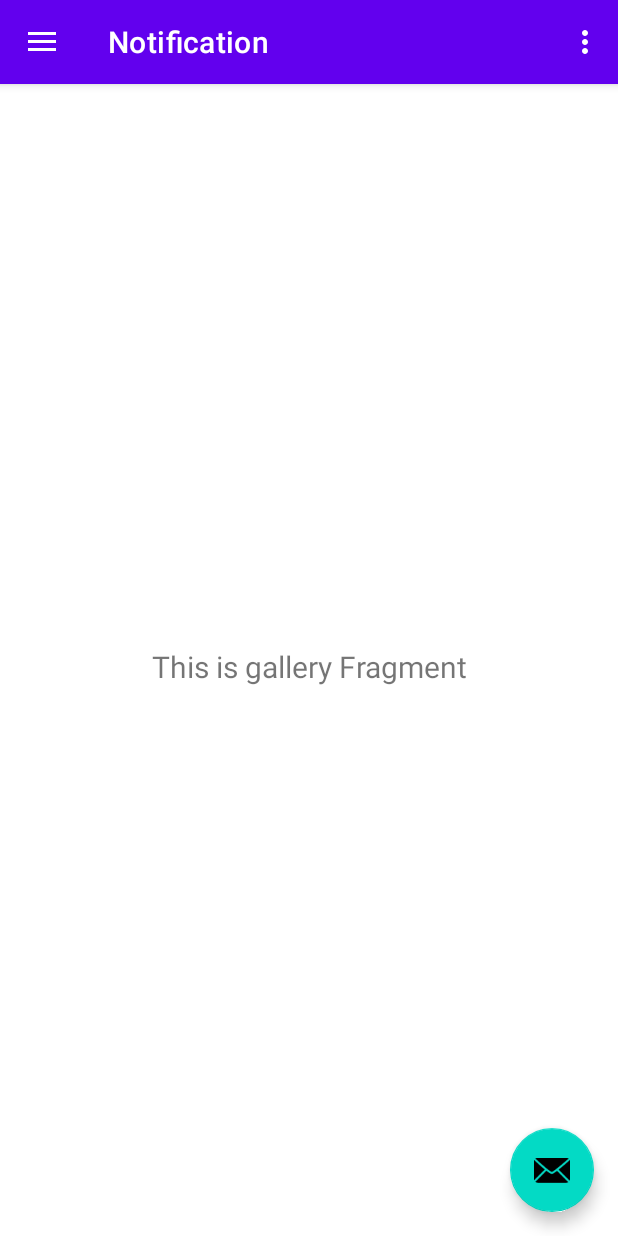
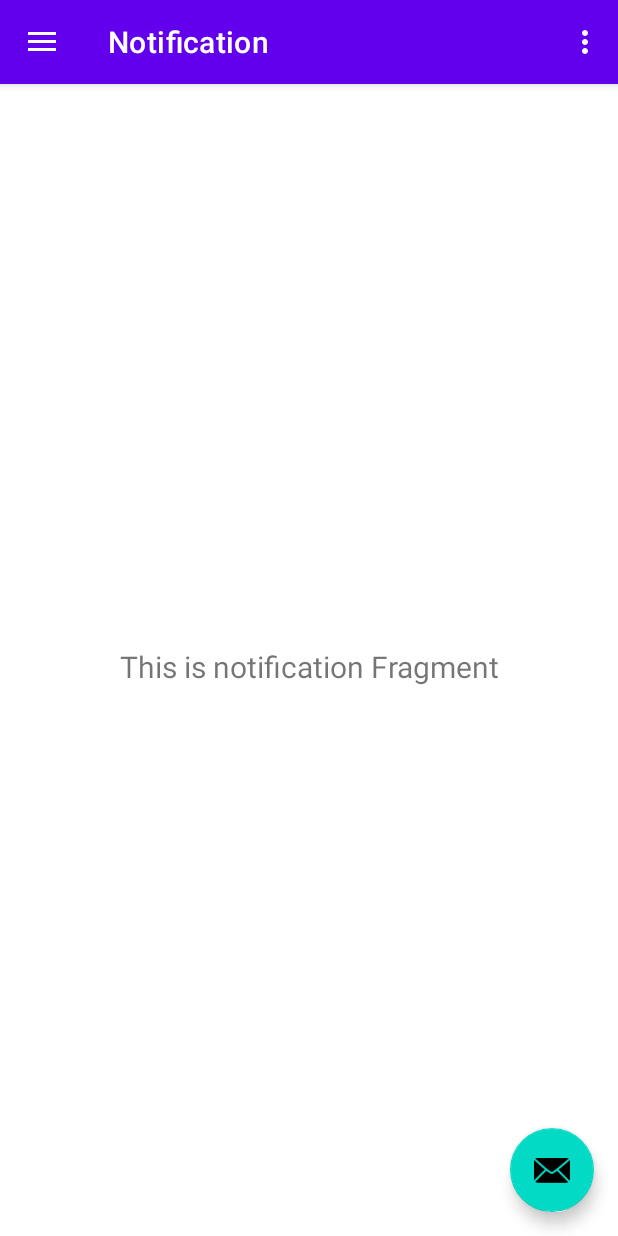
Before and after one commit to PancakesLmao/Project-Management-App, an Android app: the screen it shows after launch (MainActivity), in the side drawer, after a tap on "Notification", on a phone screen of 412 x 824 dp. Run offline under Robolectric (Android 15) with nearby library versions, the phone set to English and light mode, and no system bars; our stand-ins replace navigation-ui.

Commit message:
refactor items 2

```diff
--- a/app/src/main/java/com/example/projectmanagement/MainActivity.kt
+++ b/app/src/main/java/com/example/projectmanagement/MainActivity.kt
@@ -38,7 +38,7 @@ class MainActivity : AppCompatActivity() {
         // menu should be considered as top level destinations.
         appBarConfiguration = AppBarConfiguration(
             setOf(
-                R.id.nav_home, R.id.nav_gallery, R.id.nav_slideshow
+                R.id.nav_home, R.id.nav_notification, R.id.nav_projects
             ), drawerLayout
         )
         setupActionBarWithNavController(navController, appBarConfiguration)
--- a/app/src/main/java/com/example/projectmanagement/ui/notification/NotificationViewModel.kt
+++ b/app/src/main/java/com/example/projectmanagement/ui/notification/NotificationViewModel.kt
@@ -7,7 +7,7 @@ import androidx.lifecycle.ViewModel
 class NotificationViewModel : ViewModel() {
 
     private val _text = MutableLiveData<String>().apply {
-        value = "This is gallery Fragment"
+        value = "This is notification Fragment"
     }
     val text: LiveData<String> = _text
 }
--- a/app/src/main/java/com/example/projectmanagement/ui/projects/ProjectsViewModel.kt
+++ b/app/src/main/java/com/example/projectmanagement/ui/projects/ProjectsViewModel.kt
@@ -7,7 +7,7 @@ import androidx.lifecycle.ViewModel
 class ProjectsViewModel : ViewModel() {
 
     private val _text = MutableLiveData<String>().apply {
-        value = "This is slideshow Fragment"
+        value = "This is projects Fragment"
     }
     val text: LiveData<String> = _text
 }
--- a/app/src/main/res/menu/activity_main_drawer.xml
+++ b/app/src/main/res/menu/activity_main_drawer.xml
@@ -9,11 +9,11 @@
             android:icon="@drawable/ic_menu_camera"
             android:title="@string/menu_home" />
         <item
-            android:id="@+id/nav_gallery"
+            android:id="@+id/nav_notification"
             android:icon="@drawable/ic_menu_gallery"
             android:title="@string/menu_notification" />
         <item
-            android:id="@+id/nav_slideshow"
+            android:id="@+id/nav_projects"
             android:icon="@drawable/ic_menu_slideshow"
             android:title="@string/menu_projects" />
     </group>
--- a/app/src/main/res/navigation/mobile_navigation.xml
+++ b/app/src/main/res/navigation/mobile_navigation.xml
@@ -12,13 +12,13 @@
         tools:layout="@layout/fragment_home" />
 
     <fragment
-        android:id="@+id/nav_gallery"
+        android:id="@+id/nav_notification"
         android:name="com.example.projectmanagement.ui.notification.NotificationFragment"
         android:label="@string/menu_notification"
         tools:layout="@layout/fragment_notification" />
 
     <fragment
-        android:id="@+id/nav_slideshow"
+        android:id="@+id/nav_projects"
         android:name="com.example.projectmanagement.ui.projects.ProjectsFragment"
         android:label="@string/menu_projects"
         tools:layout="@layout/fragment_projects" />
```
